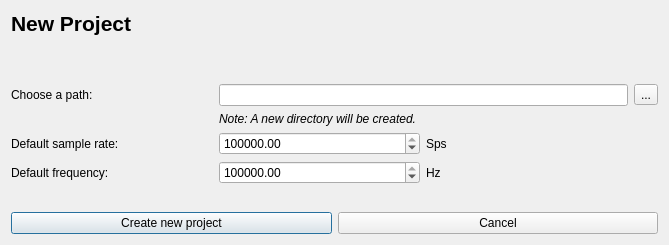
First picture: the form in ui/project.ui, repository jopohl/urh, before the edit.
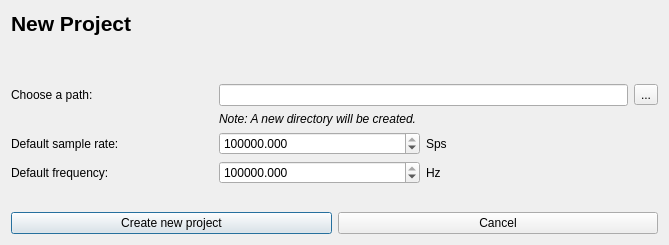
Second picture: the form after the edit. Custom widgets are drawn as their Qt base class.

Commit message: Frequnency feedback in Spectrum anaylzer and num decimals set to 3

Patch:
```diff
--- a/ui/project.ui
+++ b/ui/project.ui
@@ -87,7 +87,7 @@
      <item row="2" column="1">
       <widget class="KillerDoubleSpinBox" name="spinBoxSampleRate">
        <property name="decimals">
-        <number>2</number>
+        <number>3</number>
        </property>
        <property name="minimum">
         <double>0.010000000000000</double>
@@ -116,6 +116,9 @@
      </item>
      <item row="3" column="1">
       <widget class="KillerDoubleSpinBox" name="spinBoxFreq">
+       <property name="decimals">
+        <number>3</number>
+       </property>
        <property name="minimum">
         <double>0.010000000000000</double>
        </property>
```
The commit also changes 7 other files.
